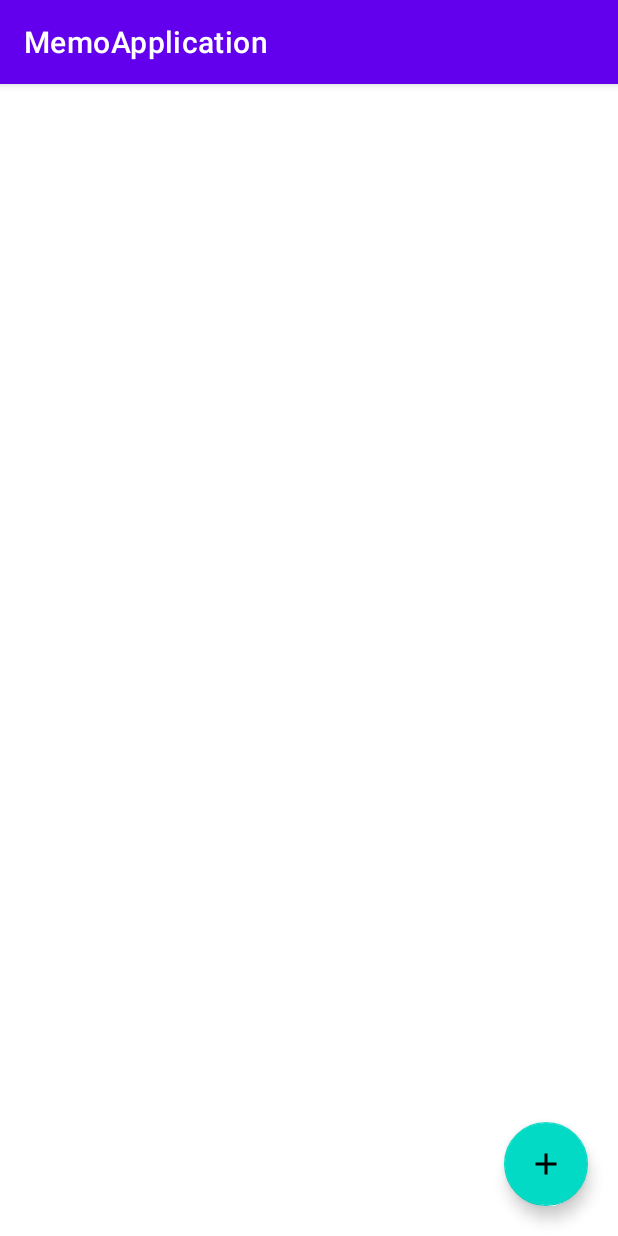
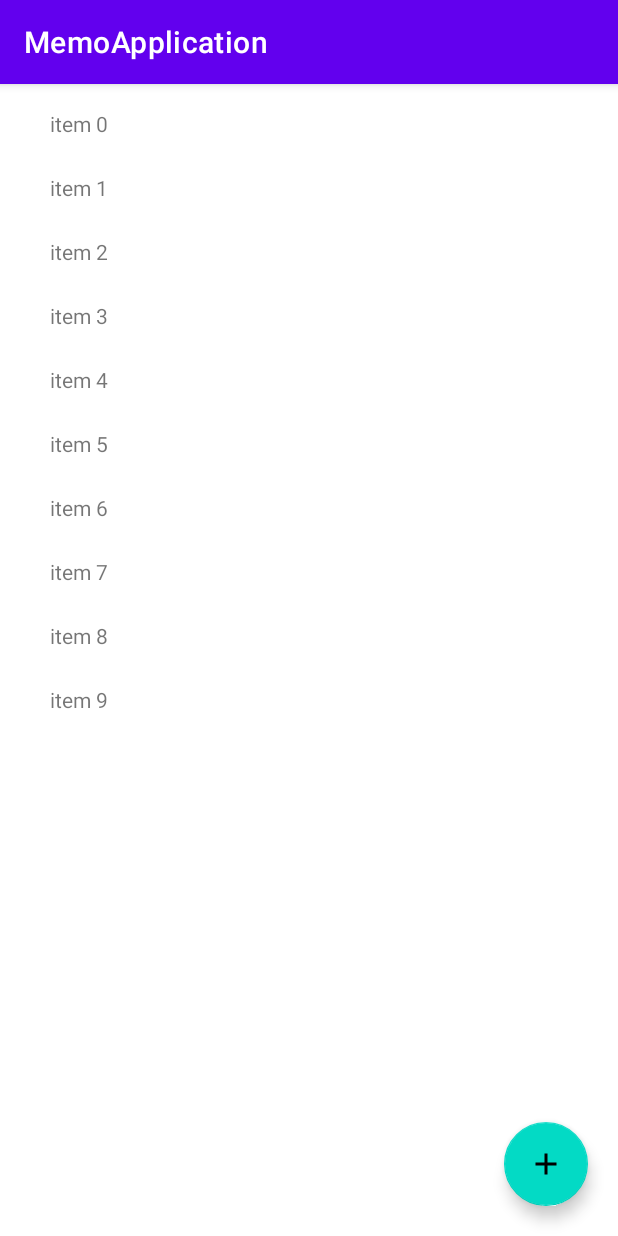
Before and after one commit to Motsu0417/MemoApplication, an Android app: the screen it shows after launch (MainActivity), on a phone screen of 412 x 824 dp. Run offline under Robolectric (Android 15) with nearby library versions, the phone set to English and light mode, and no system bars.

Commit message:
add fragments

```diff
--- /dev/null
+++ b/app/src/main/java/app/motsu/hiromoto/memoapplication/ListAdapter.kt
@@ -0,0 +1,29 @@
+package app.motsu.hiromoto.memoapplication
+
+import android.view.LayoutInflater
+import android.view.View
+import android.view.ViewGroup
+import android.widget.TextView
+import androidx.recyclerview.widget.RecyclerView
+import app.motsu.hiromoto.memoapplication.databinding.FragmentRecyclerViewBinding
+
+class ListAdapter(private val itemList:ArrayList<Item>): RecyclerView.Adapter<ListAdapter.ViewHolder>() {
+
+    class ViewHolder(private val view: View): RecyclerView.ViewHolder(view) {
+        val title:TextView = view.findViewById(R.id.item_title)
+    }
+
+    override fun onCreateViewHolder(parent: ViewGroup, viewType: Int): ViewHolder {
+        val layoutInflater = LayoutInflater.from(parent.context)
+//        val itemView = FragmentRecyclerViewBinding.inflate(layoutInflater)
+//        return ViewHolder(itemView.root)
+        val item = layoutInflater.inflate(R.layout.memolist_item, parent, false)
+        return ViewHolder(item)
+    }
+
+    override fun onBindViewHolder(holder: ViewHolder, position: Int) {
+        holder.title.text = itemList.get(position).title
+    }
+
+    override fun getItemCount() = itemList.size
+}
--- a/app/src/main/java/app/motsu/hiromoto/memoapplication/MainActivity.kt
+++ b/app/src/main/java/app/motsu/hiromoto/memoapplication/MainActivity.kt
@@ -7,19 +7,24 @@ import app.motsu.hiromoto.memoapplication.databinding.ActivityMainBinding
 class MainActivity : AppCompatActivity() {
 
     private lateinit var binding: ActivityMainBinding
-    private val ItemArray:ArrayList<Item> = ArrayList()
+    private val itemArray:ArrayList<Item> = ArrayList()
 
     override fun onCreate(savedInstanceState: Bundle?) {
         super.onCreate(savedInstanceState)
         binding = ActivityMainBinding.inflate(layoutInflater).apply {setContentView(this.root)}
 
-        binding.createButton.setOnClickListener{
+        itemArray.addAll((Array<Item>(10){Item().apply { title = "item $it" }}))
 
-        }
 
+        supportFragmentManager.beginTransaction().apply{
+            replace(R.id.edit_fragment_container, RecyclerViewFragment(itemArray), "RecyclerFragment")
+        }.commit()
     }
 }
 
-class Item{
+public class Item{
     var title = ""
+    fun Item(title: String) {
+        this.title = title
+    }
 }
--- /dev/null
+++ b/app/src/main/java/app/motsu/hiromoto/memoapplication/RecyclerViewFragment.kt
@@ -0,0 +1,63 @@
+package app.motsu.hiromoto.memoapplication
+
+import android.graphics.Rect
+import android.os.Bundle
+import androidx.fragment.app.Fragment
+import android.view.LayoutInflater
+import android.view.View
+import android.view.ViewGroup
+import androidx.recyclerview.widget.LinearLayoutManager
+import androidx.recyclerview.widget.RecyclerView
+import app.motsu.hiromoto.memoapplication.databinding.FragmentRecyclerViewBinding
+
+class RecyclerViewFragment(itemArray: ArrayList<Item>) : Fragment() {
+
+    private lateinit var binding: FragmentRecyclerViewBinding
+    private val itemArray = itemArray
+
+    override fun onCreate(savedInstanceState: Bundle?) {
+        super.onCreate(savedInstanceState)
+    }
+
+    override fun onCreateView(
+        inflater: LayoutInflater, container: ViewGroup?,
+        savedInstanceState: Bundle?
+    ): View? {
+        // Inflate the layout for this fragment
+        binding = FragmentRecyclerViewBinding.inflate(layoutInflater)
+
+        val decoration = object : RecyclerView.ItemDecoration() {
+//            override fun onDraw(
+//                c: Canvas, parent: RecyclerView,
+//                state: RecyclerView.State) {
+//                // Canvasへ装飾を描画
+//                // アイテムが描画される前に描画されるため、アイテムの下に表示
+//            }
+//
+//            override fun onDrawOver(
+//                c: Canvas, parent: RecyclerView,
+//                state: RecyclerView.State) {
+//                // Canvasへ装飾を描画
+//                // アイテムが描画された後に描画されるため、アイテムの上に表示
+//            }
+
+            override fun getItemOffsets(
+                outRect: Rect, view: View, parent: RecyclerView,
+                state: RecyclerView.State) {
+                // アイテムの上下左右へ空間を設ける
+                // outRect.set(leftの空間, topの空間, rightの空間, bottomの空間)
+                outRect.set(50, 10, 50, 10)
+            }
+        }
+
+
+        binding.recyclerView.apply{
+            adapter = ListAdapter(itemArray)
+            layoutManager = LinearLayoutManager(this.context)
+            setHasFixedSize(true)
+            addItemDecoration(decoration)
+        }
+
+        return binding.root
+    }
+}
--- a/app/src/main/res/layout/activity_main.xml
+++ b/app/src/main/res/layout/activity_main.xml
@@ -6,25 +6,13 @@
     android:layout_height="match_parent"
     tools:context=".MainActivity">
 
-    <androidx.recyclerview.widget.RecyclerView
-        android:id="@+id/recycler_view"
+    <androidx.fragment.app.FragmentContainerView
+        android:id="@+id/edit_fragment_container"
         android:layout_width="match_parent"
         android:layout_height="match_parent"
-        app:layout_constraintBottom_toBottomOf="parent"
+        app:layout_constraintTop_toTopOf="parent"
+        app:layout_constraintStart_toStartOf="parent"
         app:layout_constraintEnd_toEndOf="parent"
-        app:layout_constraintHorizontal_bias="1.0"
-        app:layout_constraintStart_toStartOf="parent"
-        app:layout_constraintTop_toTopOf="parent"
-        app:layout_constraintVertical_bias="0.0"
-        tools:listitem="@layout/memolist_item" />
-
-    <com.google.android.material.floatingactionbutton.FloatingActionButton
-        android:id="@+id/create_button"
-        android:layout_width="wrap_content"
-        android:layout_height="wrap_content"
-        android:layout_margin="20dp"
-        android:src="@drawable/ic_baseline_add_24"
-        app:layout_constraintBottom_toBottomOf="parent"
-        app:layout_constraintEnd_toEndOf="parent" />
+        app:layout_constraintBottom_toBottomOf="parent"/>
 
 </androidx.constraintlayout.widget.ConstraintLayout>
--- a/app/src/main/res/layout/fragment_edit.xml
+++ b/app/src/main/res/layout/fragment_edit.xml
@@ -4,17 +4,18 @@
     xmlns:tools="http://schemas.android.com/tools"
     android:layout_width="match_parent"
     android:layout_height="match_parent"
+    android:backgroundTint="@color/white"
     tools:context=".EditFragment">
 
     <com.google.android.material.textfield.TextInputLayout
         android:id="@+id/title_edit_text"
         android:layout_width="match_parent"
         android:layout_height="wrap_content"
+        android:layout_margin="5dp"
         android:hint="メモ"
         app:layout_constraintEnd_toEndOf="parent"
         app:layout_constraintStart_toStartOf="parent"
-        app:layout_constraintTop_toTopOf="parent"
-        android:layout_margin="5dp">
+        app:layout_constraintTop_toTopOf="parent">
 
         <com.google.android.material.textfield.TextInputEditText
             android:layout_width="match_parent"
--- /dev/null
+++ b/app/src/main/res/layout/fragment_recycler_view.xml
@@ -0,0 +1,30 @@
+<?xml version="1.0" encoding="utf-8"?>
+<androidx.constraintlayout.widget.ConstraintLayout xmlns:android="http://schemas.android.com/apk/res/android"
+    xmlns:tools="http://schemas.android.com/tools"
+    android:layout_width="match_parent"
+    android:layout_height="match_parent"
+    xmlns:app="http://schemas.android.com/apk/res-auto"
+    tools:context=".RecyclerViewFragment">
+
+    <androidx.recyclerview.widget.RecyclerView
+        android:id="@+id/recycler_view"
+        android:layout_width="match_parent"
+        android:layout_height="match_parent"
+        app:layout_constraintBottom_toBottomOf="parent"
+        app:layout_constraintEnd_toEndOf="parent"
+        app:layout_constraintHorizontal_bias="1.0"
+        app:layout_constraintStart_toStartOf="parent"
+        app:layout_constraintTop_toTopOf="parent"
+        app:layout_constraintVertical_bias="0.0"
+        tools:listitem="@layout/memolist_item" />
+
+    <com.google.android.material.floatingactionbutton.FloatingActionButton
+        android:id="@+id/create_button"
+        android:layout_width="wrap_content"
+        android:layout_height="wrap_content"
+        android:layout_margin="20dp"
+        android:src="@drawable/ic_baseline_add_24"
+        app:layout_constraintBottom_toBottomOf="parent"
+        app:layout_constraintEnd_toEndOf="parent" />
+
+</androidx.constraintlayout.widget.ConstraintLayout>
--- a/app/src/main/res/layout/memolist_item.xml
+++ b/app/src/main/res/layout/memolist_item.xml
@@ -2,7 +2,8 @@
 <androidx.constraintlayout.widget.ConstraintLayout xmlns:android="http://schemas.android.com/apk/res/android"
     xmlns:app="http://schemas.android.com/apk/res-auto"
     android:layout_width="match_parent"
-    android:layout_height="wrap_content">
+    android:layout_height="wrap_content"
+    >
 
     <TextView
         android:id="@+id/item_title"
@@ -10,5 +11,7 @@
         android:layout_height="wrap_content"
         android:text="title"
         app:layout_constraintStart_toStartOf="parent"
-        app:layout_constraintTop_toTopOf="parent" />
+        app:layout_constraintTop_toTopOf="parent"
+        android:layout_marginTop="10dp" />
+
 </androidx.constraintlayout.widget.ConstraintLayout>
```
